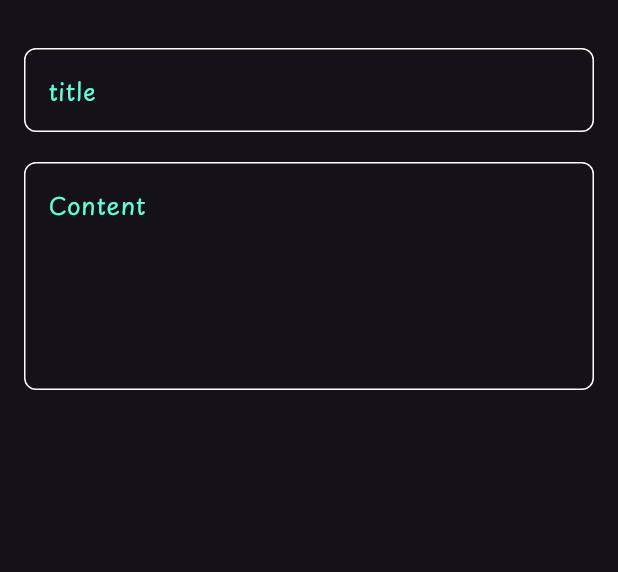
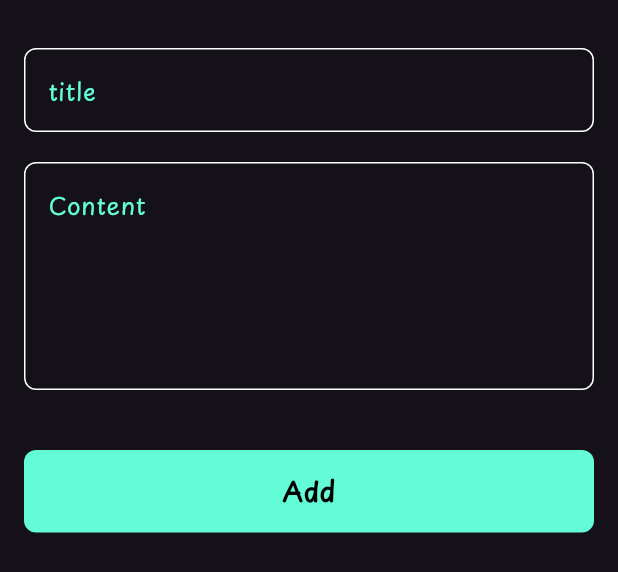
Before and after one commit to MohamedElnegouly/Note-App, a Flutter app: the AddNoteButtomSheet widget shown alone on an empty page, opened directly, on a phone screen of 412 x 824 dp. Shown: the top 572 px of the screen. Run offline on Flutter 3.47's test engine with Material 3 defaults, Android fonts, the phone set to English and light mode, and no system bars; our stand-ins replace font_awesome_flutter.

Commit message:
Custom Buttom

```diff
--- a/lib/widgets/Add_Note_Buttom_sheet.dart
+++ b/lib/widgets/Add_Note_Buttom_sheet.dart
@@ -1,4 +1,5 @@
 import 'package:flutter/material.dart';
+import 'package:note_app/widgets/Custom_Buttom.dart';
 import 'package:note_app/widgets/Custom_text_field.dart';
 
 class AddNoteButtomSheet extends StatelessWidget {
@@ -8,6 +9,7 @@ class AddNoteButtomSheet extends StatelessWidget {
   Widget build(BuildContext context) {
     return const Padding(
       padding: EdgeInsets.symmetric(horizontal: 16),
+      child: SingleChildScrollView(
         child: Column(
           children: [
             SizedBox(
@@ -23,7 +25,15 @@ class AddNoteButtomSheet extends StatelessWidget {
               hint: 'Content',
               maxLine: 5,
             ),
+            SizedBox(
+              height: 40,
+            ),
+            CustomButtom(),
+            SizedBox(
+              height: 16,
+            ),
           ],
+        ),
       ),
     );
   }
--- /dev/null
+++ b/lib/widgets/Custom_Buttom.dart
@@ -0,0 +1,26 @@
+import 'package:flutter/material.dart';
+import 'package:note_app/Constants.dart';
+
+class CustomButtom extends StatelessWidget {
+  const CustomButtom({super.key});
+
+  @override
+  Widget build(BuildContext context) {
+    return Container(
+      height: 55,
+      width: MediaQuery.of(context).size.width,
+      decoration: BoxDecoration(
+          borderRadius: BorderRadius.circular(8), color: kPrimaryColor),
+      child: const Center(
+        child: Text(
+          'Add',
+          style: TextStyle(
+            fontSize: 18,
+            fontWeight: FontWeight.bold,
+            color: Colors.black,
+          ),
+        ),
+      ),
+    );
+  }
+}
```
Lines whose indentation alone changed are shown as unchanged.
